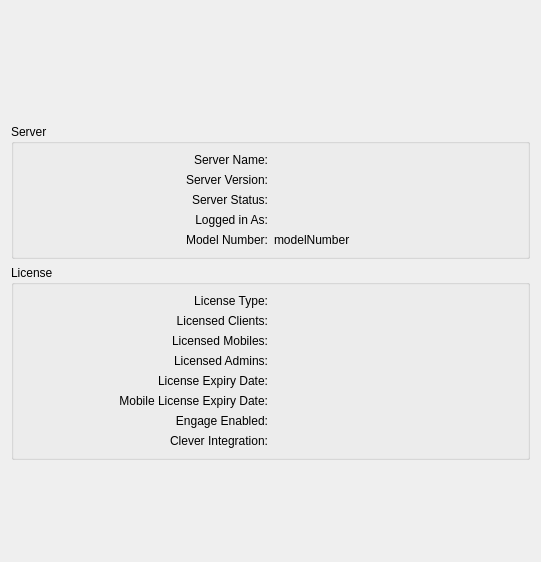
fw-dev/translations, file FWAdminLib/WinAdminStatusWidget.ui: the form before one commit.
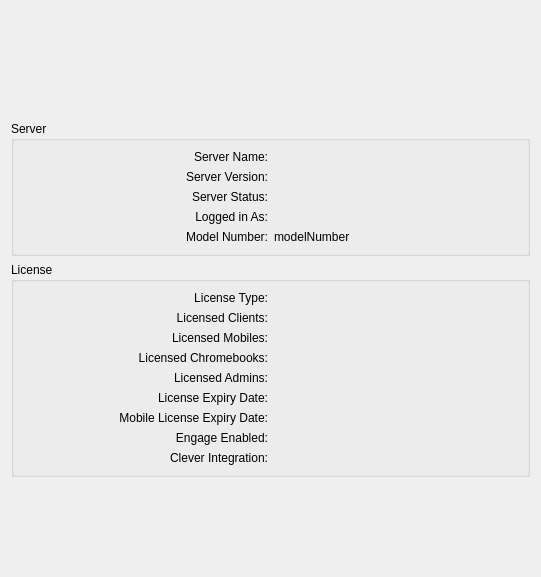
The form after the commit. Icons and pictures are not drawn.

The edit to the form file:
```diff
--- a/FWAdminLib/WinAdminStatusWidget.ui
+++ b/FWAdminLib/WinAdminStatusWidget.ui
@@ -7,7 +7,7 @@
     <x>0</x>
     <y>0</y>
     <width>541</width>
-    <height>562</height>
+    <height>577</height>
    </rect>
   </property>
   <property name="sizePolicy">
@@ -164,44 +164,24 @@
       <string>License</string>
      </property>
      <layout class="QGridLayout" name="gridLayout">
-      <item row="5" column="0">
-       <widget class="QLabel" name="labelExpiryDateMobile">
-        <property name="text">
-         <string>Mobile License Expiry Date:</string>
-        </property>
-        <property name="alignment">
-         <set>Qt::AlignRight|Qt::AlignTrailing|Qt::AlignVCenter</set>
-        </property>
-       </widget>
-      </item>
-      <item row="2" column="1">
-       <widget class="QLabel" name="licensedMobiles">
-        <property name="text">
-         <string/>
-        </property>
-       </widget>
-      </item>
-      <item row="4" column="0">
-       <widget class="QLabel" name="labelExpiryDate">
-        <property name="text">
-         <string>License Expiry Date:</string>
-        </property>
-        <property name="alignment">
-         <set>Qt::AlignRight|Qt::AlignTrailing|Qt::AlignVCenter</set>
-        </property>
-       </widget>
-      </item>
       <item row="6" column="1">
-       <widget class="QLabel" name="engageEnabled">
+       <widget class="QLabel" name="expiryMobile">
         <property name="text">
          <string/>
         </property>
        </widget>
       </item>
-      <item row="3" column="1">
-       <widget class="QLabel" name="licensedAdmins">
+      <item row="1" column="1">
+       <widget class="QLabel" name="licensedClients">
         <property name="text">
-         <string>&lt;admins&gt;</string>
+         <string/>
+        </property>
+       </widget>
+      </item>
+      <item row="2" column="1">
+       <widget class="QLabel" name="licensedMobiles">
+        <property name="text">
+         <string/>
         </property>
        </widget>
       </item>
@@ -215,24 +195,34 @@
         </property>
        </widget>
       </item>
-      <item row="4" column="1">
-       <widget class="QLabel" name="expiry">
+      <item row="8" column="0">
+       <widget class="QLabel" name="labelEngageProductEnabled_2">
         <property name="text">
-         <string/>
+         <string>Clever Integration:</string>
+        </property>
+        <property name="alignment">
+         <set>Qt::AlignRight|Qt::AlignTrailing|Qt::AlignVCenter</set>
         </property>
        </widget>
       </item>
       <item row="6" column="0">
-       <widget class="QLabel" name="labelEngageProductEnabled">
+       <widget class="QLabel" name="labelExpiryDateMobile">
         <property name="text">
-         <string>Engage Enabled:</string>
+         <string>Mobile License Expiry Date:</string>
         </property>
         <property name="alignment">
          <set>Qt::AlignRight|Qt::AlignTrailing|Qt::AlignVCenter</set>
         </property>
        </widget>
       </item>
-      <item row="3" column="0">
+      <item row="4" column="1">
+       <widget class="QLabel" name="licensedAdmins">
+        <property name="text">
+         <string>&lt;admins&gt;</string>
+        </property>
+       </widget>
+      </item>
+      <item row="4" column="0">
        <widget class="QLabel" name="labelLicensedAdmins">
         <property name="text">
          <string>Licensed Admins:</string>
@@ -242,10 +232,13 @@
         </property>
        </widget>
       </item>
-      <item row="1" column="1">
-       <widget class="QLabel" name="licensedClients">
+      <item row="7" column="0">
+       <widget class="QLabel" name="labelEngageProductEnabled">
         <property name="text">
-         <string/>
+         <string>Engage Enabled:</string>
+        </property>
+        <property name="alignment">
+         <set>Qt::AlignRight|Qt::AlignTrailing|Qt::AlignVCenter</set>
         </property>
        </widget>
       </item>
@@ -267,7 +260,14 @@
        </widget>
       </item>
       <item row="5" column="1">
-       <widget class="QLabel" name="expiryMobile">
+       <widget class="QLabel" name="expiry">
+        <property name="text">
+         <string/>
+        </property>
+       </widget>
+      </item>
+      <item row="8" column="1">
+       <widget class="QLabel" name="cleverEnabledFromDate">
         <property name="text">
          <string/>
         </property>
@@ -283,18 +283,35 @@
         </property>
        </widget>
       </item>
-      <item row="7" column="0">
-       <widget class="QLabel" name="labelEngageProductEnabled_2">
-        <property name="text">
-         <string>Clever Integration:</string>
-        </property>
-        <property name="alignment">
-         <set>Qt::AlignRight|Qt::AlignTrailing|Qt::AlignVCenter</set>
-        </property>
-       </widget>
-      </item>
       <item row="7" column="1">
-       <widget class="QLabel" name="cleverEnabledFromDate">
+       <widget class="QLabel" name="engageEnabled">
+        <property name="text">
+         <string/>
+        </property>
+       </widget>
+      </item>
+      <item row="5" column="0">
+       <widget class="QLabel" name="labelExpiryDate">
+        <property name="text">
+         <string>License Expiry Date:</string>
+        </property>
+        <property name="alignment">
+         <set>Qt::AlignRight|Qt::AlignTrailing|Qt::AlignVCenter</set>
+        </property>
+       </widget>
+      </item>
+      <item row="3" column="0">
+       <widget class="QLabel" name="label_4">
+        <property name="text">
+         <string>Licensed Chromebooks:</string>
+        </property>
+        <property name="alignment">
+         <set>Qt::AlignRight|Qt::AlignTrailing|Qt::AlignVCenter</set>
+        </property>
+       </widget>
+      </item>
+      <item row="3" column="1">
+       <widget class="QLabel" name="licensedChromebooks">
         <property name="text">
          <string/>
         </property>
```
